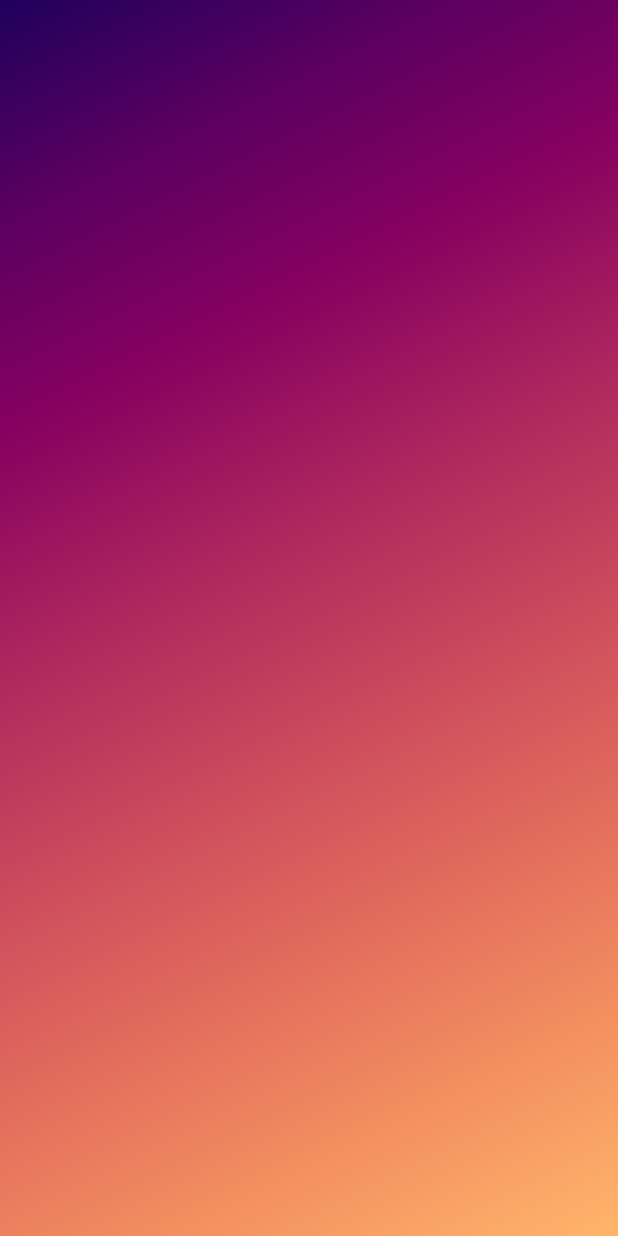
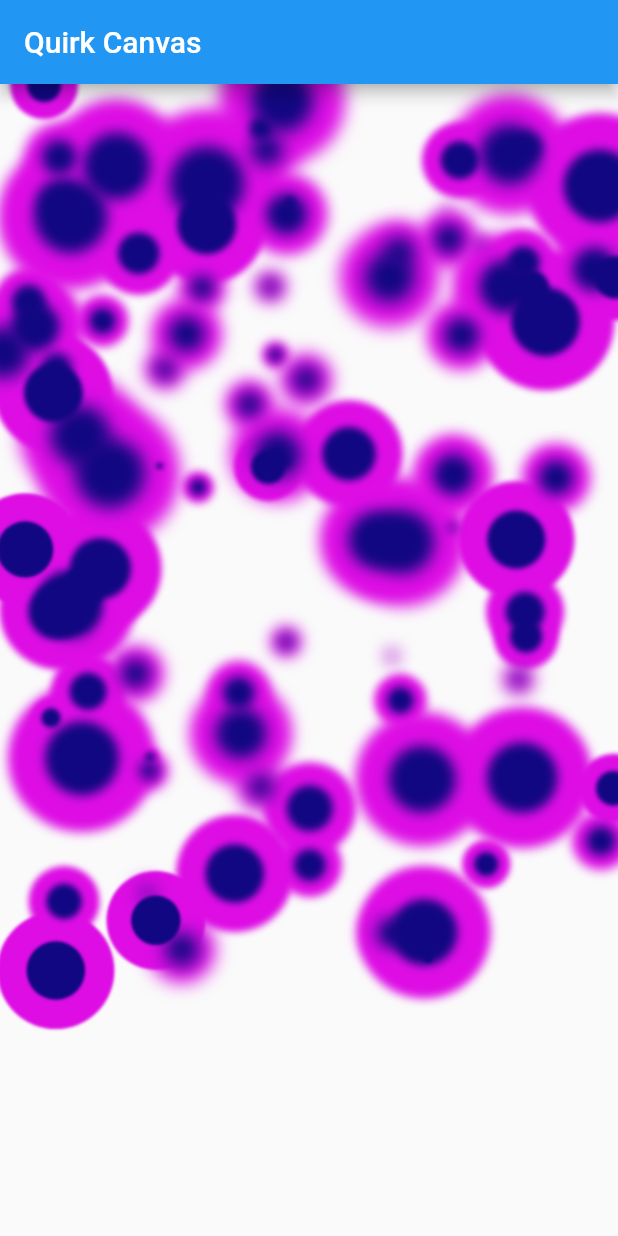
Before and after one commit to wednesdei/quirk, a Flutter app: the screen it shows after launch, on a phone screen of 412 x 824 dp. Run offline on Flutter 3.47's test engine with Material 2 defaults, Android fonts, the light colour scheme and no system bars.

Commit message:
stashing this for a while, trying something new.

```diff
--- a/lib/main.dart
+++ b/lib/main.dart
@@ -34,15 +34,13 @@
 
   @override
   Widget build(BuildContext context) {
-    return Container(
-      width: 1000.0,
-      height: 1000.0,
-      color: Colors.white,
-      child: CustomPaint(
-        painter: Quirk(),
-        size: const Size.square(1000.0),
-        // For painting on foreground
-        // foregroundPainter: DemoPainter(),
+    return Scaffold(
+      appBar: AppBar(
+        title: Text(widget.title),
+      ),
+      body: const SizedBox.square(
+        dimension: 600,
+        child: Quirk(),
       ),
     );
   }
--- a/lib/quirk.dart
+++ b/lib/quirk.dart
@@ -5,17 +5,33 @@ import 'package:quirk/quirk/traits/particles.dart';
 
 /// Create a Quirk custom painter to make really cool stuff
 
-class Quirk extends CustomPainter {
-  // Colors, will need to move later
+class Quirk extends StatefulWidget {
+  const Quirk({Key? key}) : super(key: key);
 
-  // Provide a canvas to draw on
+  @override
+  State<Quirk> createState() => _QuirkState();
+}
+
+class _QuirkState extends State<Quirk> {
+  @override
+  Widget build(BuildContext context) {
+    return CustomPaint(
+      painter: QuirkPainter(),
+      child: Container(
+        alignment: Alignment.center,
+        width: 500.0,
+        height: 500.0,
+      ),
+    );
+  }
+}
+
+class QuirkPainter extends CustomPainter {
   @override
   void paint(Canvas canvas, Size size) {
-    print(size);
-    // Create a circle
-    // extraCircles(canvas, size);
-    // extraSmallerCircles(canvas, size);
-    quirkGrid(canvas, size);
+    //quirkGrid(canvas, size);
+    extraCircles(canvas, size);
+    extraSmallerCircles(canvas, size);
   }
 
   extraCircles(canvas, size) {
--- a/lib/quirk/traits/particles.dart
+++ b/lib/quirk/traits/particles.dart
@@ -1,7 +1,7 @@
 import 'dart:ui';
 import 'dart:math';
-import 'package:vector_math/vector_math.dart';
-import 'package:flutter/painting.dart';
+import 'package:flutter/material.dart';
+import 'package:quirk/quirk.dart';
 
 quirkGrid(canvas, size) {
   var backgroundGradient = const LinearGradient(
@@ -19,6 +19,15 @@ quirkGrid(canvas, size) {
     ],
     tileMode: TileMode.mirror,
   );
+
+  /// Create a nice gradient background to work on
+  canvas.drawPaint(
+    Paint()
+      ..shader = backgroundGradient.createShader(
+        Rect.fromLTWH(0, 0, size.width, size.height),
+      ),
+  );
+
   var gridPoints = const RadialGradient(
     center: Alignment.center,
     radius: 1.0,
@@ -29,25 +38,15 @@ quirkGrid(canvas, size) {
     tileMode: TileMode.clamp,
   );
 
-  /// Create a nice gradient background to work on
-  canvas.drawPaint(
-    Paint()
-      ..shader = backgroundGradient.createShader(
-        Rect.fromLTWH(0, 0, size.width, size.height),
-      ),
-  );
-
   /// World options
   var width = size.width;
   var height = size.height;
   var scale = 20.0;
   var numberOfColumns = width / scale;
   var numberOfRows = height / scale;
-  List<Offset> verticies = [];
-  List<Vector3> triangles = [];
-
   void createGrid(canvas, size) {
     /// Create a grid of points
+
     for (int y = 0; y < numberOfRows; y++) {
       for (int x = 0; x < numberOfColumns; x++) {
         var radius = 1.0;
@@ -56,27 +55,46 @@ quirkGrid(canvas, size) {
           ..shader = gridPoints
               .createShader(Rect.fromLTWH(0, 0, radius * 2, radius * 2));
         canvas.drawCircle(center, radius, paint);
-      }
-    }
+      } // end for x
+    } // end for y
   }
 
-  void createTriangles(canvas, size) {
+  createTriangles(canvas, size) {
+    canvas.save();
+    canvas.translate(width / 2, height / 2);
+    canvas.scale(0.5, 0.5);
+    canvas.translate(-width / 2, -height / 2);
+
+    final linePaint = Paint()
+      ..color = Colors.black
+      ..strokeWidth = 1.0;
     for (int y = 0; y < numberOfRows; y++) {
       for (int x = 0; x < numberOfColumns; x++) {
-        verticies.add(Offset(x * scale, y * scale));
-        canvas.drawLine(x * scale, y * scale);
-        verticies.add(Offset(x * scale, (y + 1) * scale));
-        triangles.add(Vector3(x * scale, y * scale, (y + 1) * scale));
+        var linePoint1 = Offset(x * scale, y * scale);
+        var linePoint2 = Offset((x + 1) * scale, y * scale);
+        canvas.drawLine(linePoint1, linePoint2, linePaint);
+
+        var linePoint3 = Offset(x * scale, (y + 1) * scale);
+        var linePoint4 = Offset((x + 1) * scale, (y) * scale);
+        canvas.drawLine(linePoint3, linePoint4, linePaint);
+
+        var linePoint5 = Offset((x) * scale, (y) * scale);
+        var linePoint6 = Offset(x * scale, (y + 1) * scale);
+        canvas.drawLine(linePoint5, linePoint6, linePaint);
+
         var radius = 1.0;
         var center = Offset(x * scale, y * scale);
         var paint = Paint()
           ..shader = gridPoints
               .createShader(Rect.fromLTWH(0, 0, radius * 2, radius * 2));
         canvas.drawCircle(center, radius, paint);
-      }
-    }
+      } // end for x
+    } // end for y
+    canvas.save();
+    canvas.restore();
+    return canvas;
   }
 
-  //createGrid(canvas, size);
+  createGrid(canvas, size);
   createTriangles(canvas, size);
 }
--- a/pubspec.yaml
+++ b/pubspec.yaml
@@ -12,7 +12,7 @@ dependencies:
   flutter:
     sdk: flutter
 
-  vector_math: ^2.1.3
+  vector_math: ^2.1.2
   cupertino_icons: ^1.0.2
 
 dev_dependencies:
```
Also changed, not shown: lib/quirk/traits/verticies.dart (added, +16 -0 lines).
